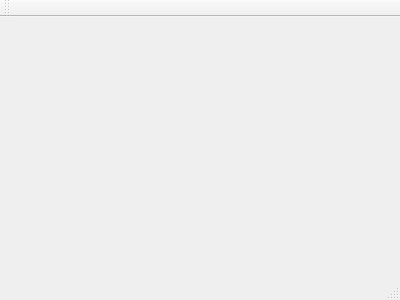
jpneylon/sandbox, file mainwindow.ui: the form before one commit.
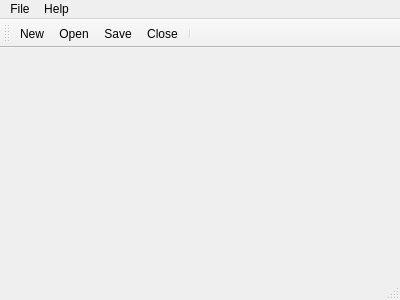
The form after the commit. Icons and pictures are not drawn.

Commit message: Added simulation launch/terminate buttons

```diff
--- a/mainwindow.ui
+++ b/mainwindow.ui
@@ -12,13 +12,99 @@
   <property name="windowTitle" >
    <string>MainWindow</string>
   </property>
-  <widget class="QMenuBar" name="menuBar" />
-  <widget class="QToolBar" name="mainToolBar" />
-  <widget class="QWidget" name="centralWidget" />
-  <widget class="QStatusBar" name="statusBar" />
+  <widget class="QWidget" name="centralWidget"/>
+  <widget class="QMenuBar" name="menuBar">
+   <property name="geometry">
+    <rect>
+     <x>0</x>
+     <y>0</y>
+     <width>400</width>
+     <height>25</height>
+    </rect>
+   </property>
+   <widget class="QMenu" name="menuFile">
+    <property name="title">
+     <string>File</string>
+    </property>
+    <addaction name="actionNew"/>
+    <addaction name="actionOpen"/>
+    <addaction name="separator"/>
+    <addaction name="actionSave"/>
+    <addaction name="separator"/>
+    <addaction name="actionClose"/>
+   </widget>
+   <widget class="QMenu" name="menuHelp">
+    <property name="title">
+     <string>Help</string>
+    </property>
+    <addaction name="actionInfo"/>
+   </widget>
+   <addaction name="menuFile"/>
+   <addaction name="menuHelp"/>
+  </widget>
+  <widget class="QToolBar" name="mainToolBar">
+   <attribute name="toolBarArea">
+    <enum>TopToolBarArea</enum>
+   </attribute>
+   <attribute name="toolBarBreak">
+    <bool>false</bool>
+   </attribute>
+   <addaction name="actionNew"/>
+   <addaction name="actionOpen"/>
+   <addaction name="actionSave"/>
+   <addaction name="actionClose"/>
+   <addaction name="separator"/>
+  </widget>
+  <widget class="QStatusBar" name="statusBar"/>
+  <action name="actionNew">
+   <property name="icon">
+    <iconset resource="iconresource.qrc">
+     <normaloff>:/icons/new.png</normaloff>:/icons/new.png</iconset>
+   </property>
+   <property name="text">
+    <string>New</string>
+   </property>
+  </action>
+  <action name="actionOpen">
+   <property name="icon">
+    <iconset resource="iconresource.qrc">
+     <normaloff>:/icons/filefolder.jpg</normaloff>:/icons/filefolder.jpg</iconset>
+   </property>
+   <property name="text">
+    <string>Open</string>
+   </property>
+  </action>
+  <action name="actionSave">
+   <property name="icon">
+    <iconset resource="iconresource.qrc">
+     <normaloff>:/icons/save.png</normaloff>:/icons/save.png</iconset>
+   </property>
+   <property name="text">
+    <string>Save</string>
+   </property>
+  </action>
+  <action name="actionClose">
+   <property name="icon">
+    <iconset resource="iconresource.qrc">
+     <normaloff>:/icons/close.jpg</normaloff>:/icons/close.jpg</iconset>
+   </property>
+   <property name="text">
+    <string>Close</string>
+   </property>
+  </action>
+  <action name="actionInfo">
+   <property name="icon">
+    <iconset resource="iconresource.qrc">
+     <normaloff>:/icons/Riddler.ico</normaloff>:/icons/Riddler.ico</iconset>
+   </property>
+   <property name="text">
+    <string>Info</string>
+   </property>
+  </action>
  </widget>
- <layoutDefault spacing="6" margin="11" />
- <pixmapfunction></pixmapfunction>
- <resources/>
+ <layoutdefault spacing="6" margin="11"/>
+ <resources>
+  <include location="iconresource.qrc"/>
+ </resources>
  <connections/>
 </ui>
```
Left out of the diff: 7 changed lines with no effect on the pictures. The commit also changes 2 other files.
